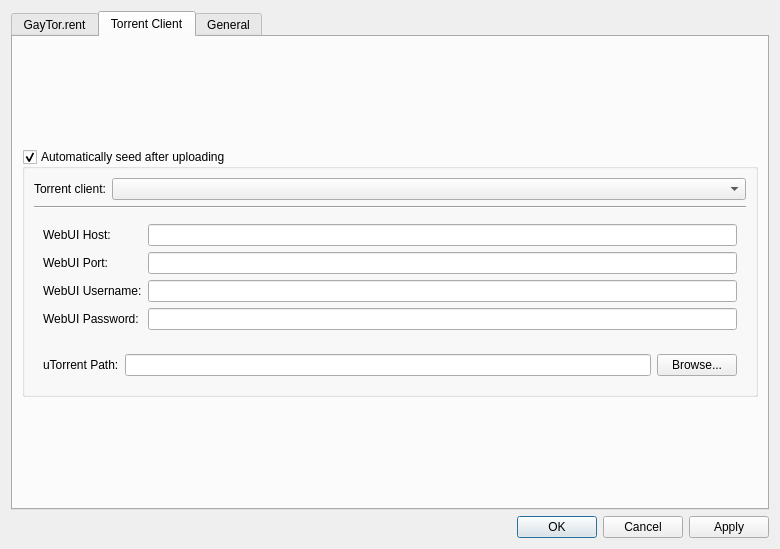
Above: src/settingswindow.ui from vancer0/guu-cpp before the change. Below: the same form after it.
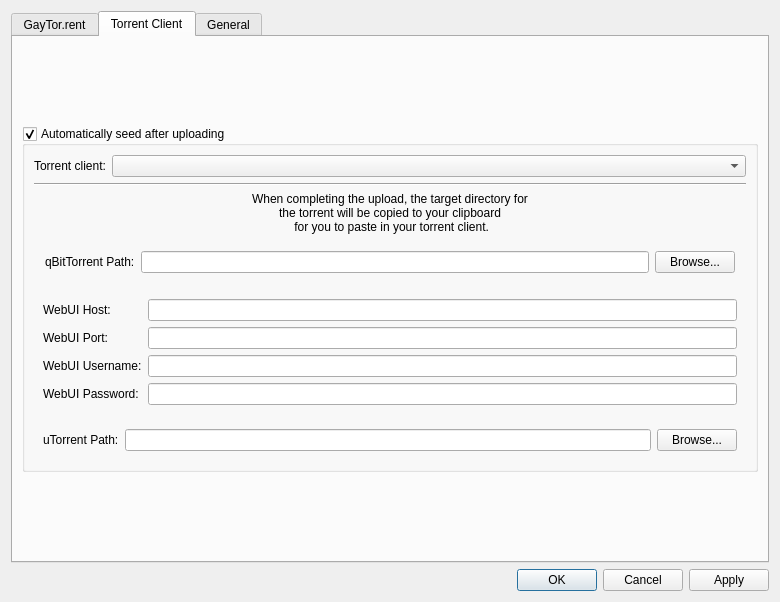
That is the form after the change. The open tabs and pages were chosen to show the change. Icons and pictures are not drawn.

Commit message: Add local qBitTorrent + system default for seeding

The edit to the form file:
```diff
--- a/src/settingswindow.ui
+++ b/src/settingswindow.ui
@@ -7,7 +7,7 @@
     <x>0</x>
     <y>0</y>
     <width>780</width>
-    <height>549</height>
+    <height>602</height>
    </rect>
   </property>
   <property name="sizePolicy">
@@ -316,7 +316,57 @@
            </widget>
           </item>
           <item>
-           <widget class="QWidget" name="qBitSettings" native="true">
+           <widget class="QLabel" name="sysDefLabel">
+            <property name="text">
+             <string>When completing the upload, the target directory for
+the torrent will be copied to your clipboard
+ for you to paste in your torrent client.</string>
+            </property>
+            <property name="alignment">
+             <set>Qt::AlignmentFlag::AlignCenter</set>
+            </property>
+           </widget>
+          </item>
+          <item>
+           <widget class="QWidget" name="qBitTorSettings" native="true">
+            <layout class="QHBoxLayout" name="qBitSettings">
+             <property name="leftMargin">
+              <number>11</number>
+             </property>
+             <property name="topMargin">
+              <number>11</number>
+             </property>
+             <property name="rightMargin">
+              <number>11</number>
+             </property>
+             <property name="bottomMargin">
+              <number>11</number>
+             </property>
+             <item>
+              <widget class="QLabel" name="qbitpathlabel">
+               <property name="text">
+                <string>qBitTorrent Path:</string>
+               </property>
+              </widget>
+             </item>
+             <item>
+              <widget class="QLineEdit" name="qBitPath"/>
+             </item>
+             <item>
+              <widget class="QPushButton" name="qBitBrowse">
+               <property name="text">
+                <string>Browse...</string>
+               </property>
+               <property name="icon">
+                <iconset theme="QIcon::ThemeIcon::FolderOpen"/>
+               </property>
+              </widget>
+             </item>
+            </layout>
+           </widget>
+          </item>
+          <item>
+           <widget class="QWidget" name="qBitWebSettings" native="true">
             <property name="sizePolicy">
              <sizepolicy hsizetype="Preferred" vsizetype="Minimum">
               <horstretch>0</horstretch>
```
Left out of the diff: 96 changed lines with no effect on the pictures. The commit also changes 17 other files.
